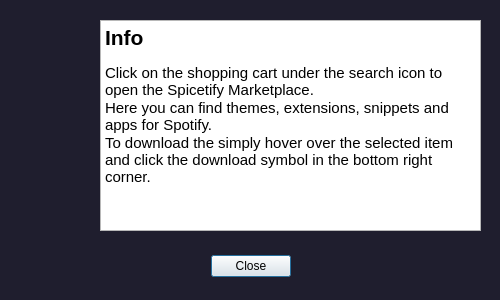
This is res/afterinstalltip.ui in Protonosgit/Spicetify_Installer as Qt 5 draws it before an edit. The edited form follows.
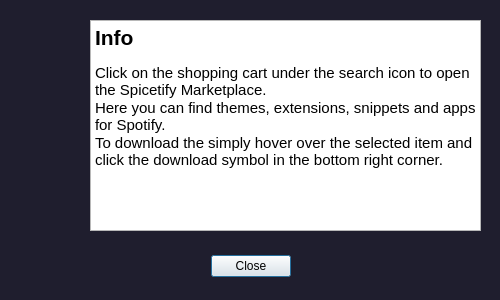
This is the edited form. Icons and pictures are not drawn.

Patch:
```diff
--- a/res/afterinstalltip.ui
+++ b/res/afterinstalltip.ui
@@ -68,8 +68,8 @@
     <rect>
      <x>0</x>
      <y>0</y>
-     <width>81</width>
-     <height>231</height>
+     <width>71</width>
+     <height>291</height>
     </rect>
    </property>
    <property name="text">
@@ -85,9 +85,9 @@
   <widget class="QTextBrowser" name="textBrowser">
    <property name="geometry">
     <rect>
-     <x>100</x>
+     <x>90</x>
      <y>20</y>
-     <width>381</width>
+     <width>391</width>
      <height>211</height>
     </rect>
    </property>
```
Left out of the diff: 2 changed lines with no effect on the pictures.
